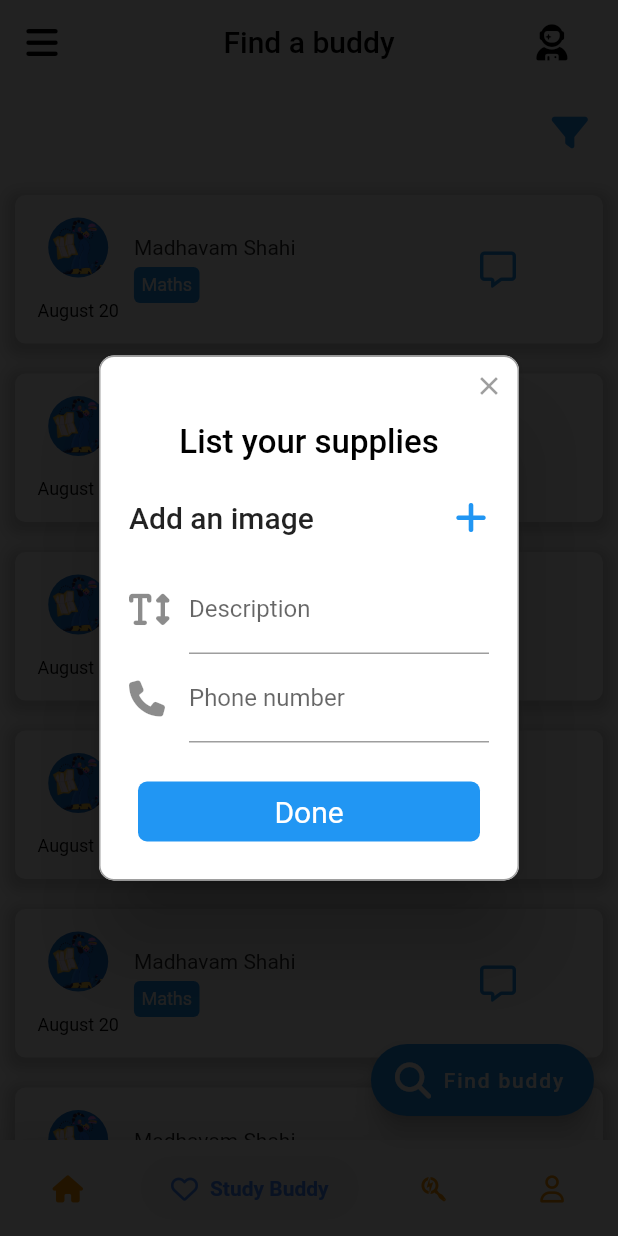
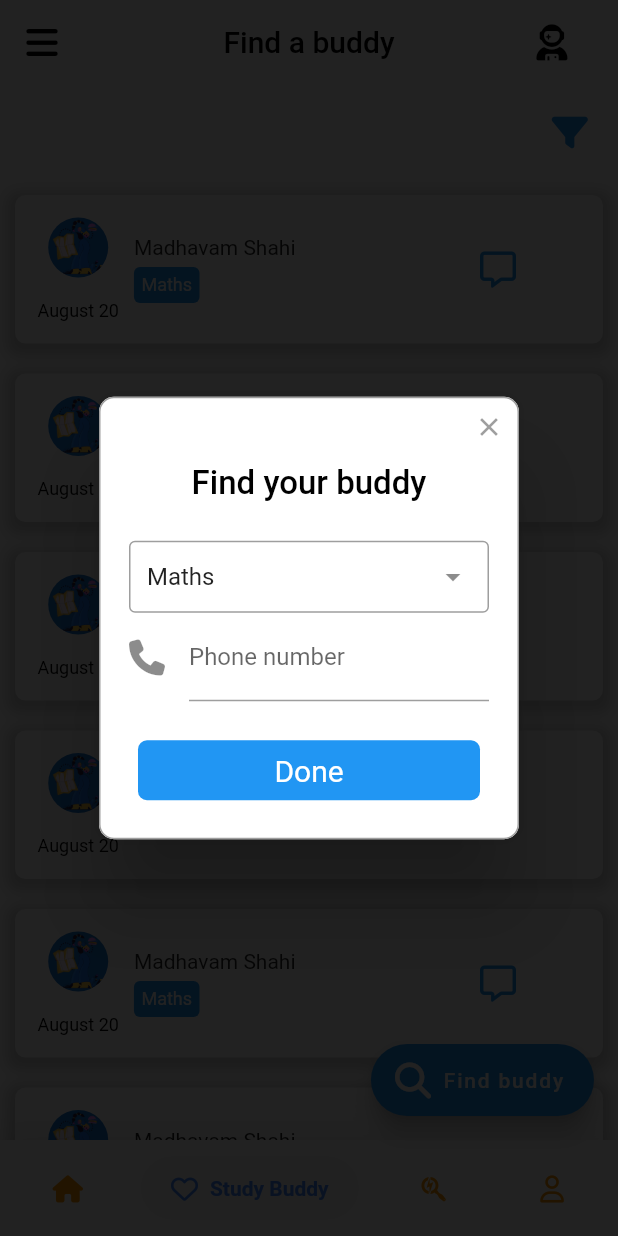
Before and after one commit to madhavamshahi/Edbuddy, a Flutter app: the screen it shows after launch, item 2 of the bottom bar chosen, after a tap on "Find buddy", on a phone screen of 412 x 824 dp. Run offline on Flutter 3.47's test engine with Material 2 defaults, Android fonts, the light colour scheme and no system bars; drawn by our look-alikes of dropdown_search, google_nav_bar, rflutter_alert; our stand-ins replace cloud_firestore, firebase_auth, firebase_storage, fluttertoast, font_awesome_flutter, google_fonts and 2 more; missing offline and left inert: filter_list, shrink_sidemenu; accounts and stored records are empty; statements that could not run were skipped.

Commit message:
added the study buddy finder finctuionalityy

```diff
--- a/edbuddy/lib/services/alert.dart
+++ b/edbuddy/lib/services/alert.dart
@@ -4,7 +4,7 @@ import 'package:font_awesome_flutter/font_awesome_flutter.dart';
 import 'package:rflutter_alert/rflutter_alert.dart';
 import 'package:edbuddy/services/services.dart';
 import 'package:google_fonts/google_fonts.dart';
-
+import 'package:dropdown_search/dropdown_search.dart';
 import 'dart:io';
 
 showDetails({required BuildContext context}) {
@@ -127,3 +127,58 @@ class _AddImageState extends State<AddImage> {
     );
   }
 }
+
+studyBuddyReq({required BuildContext context}) {
+  return Alert(
+      context: context,
+      title: "Find your buddy",
+      content: Column(
+        children: <Widget>[
+          SizedBox(height: 20),
+          DropdownSearch<String>.multiSelection(
+            items: [
+              "Computer Science",
+              "Data Science",
+              "Economics",
+              "Biology",
+              "Maths",
+              "Chemistry",
+              "Pshycology",
+              "Music",
+              "Macroeconomics",
+              "History",
+              "Political Science",
+              "Business",
+              "Geology",
+              "Astronomy",
+              "Finance",
+              "Civics",
+              "Geography",
+              "Physics",
+            ],
+            popupProps: PopupPropsMultiSelection.menu(
+              showSelectedItems: true,
+              disabledItemFn: (String s) => s.startsWith('I'),
+            ),
+            onChanged: print,
+            selectedItems: ["Maths"],
+          ),
+          TextField(
+            obscureText: true,
+            decoration: InputDecoration(
+              icon: Icon(FontAwesomeIcons.phone),
+              labelText: 'Phone number',
+            ),
+          ),
+        ],
+      ),
+      buttons: [
+        DialogButton(
+          onPressed: () => Navigator.pop(context),
+          child: Text(
+            "Done",
+            style: TextStyle(color: Colors.white, fontSize: 20),
+          ),
+        )
+      ]).show();
+}
--- a/edbuddy/lib/views/home/home.dart
+++ b/edbuddy/lib/views/home/home.dart
@@ -136,7 +136,7 @@ class _HomeState extends State<Home> {
     if (n == 1) {
       return FloatingActionButton.extended(
         onPressed: () {
-          inputListing(context: context);
+          studyBuddyReq(context: context);
 
           // Add your onPressed code here!
         },
--- a/edbuddy/pubspec.yaml
+++ b/edbuddy/pubspec.yaml
@@ -30,6 +30,7 @@ dev_dependencies:
   dynamic_height_grid_view: ^0.0.3
   line_awesome_flutter: ^2.0.0
   fluttertoast: ^8.0.9
+  dropdown_search: ^5.0.2
   image_picker: ^0.8.5+3
 
   google_nav_bar: ^5.0.6
```
Also changed, not shown: edbuddy/pubspec.lock.
